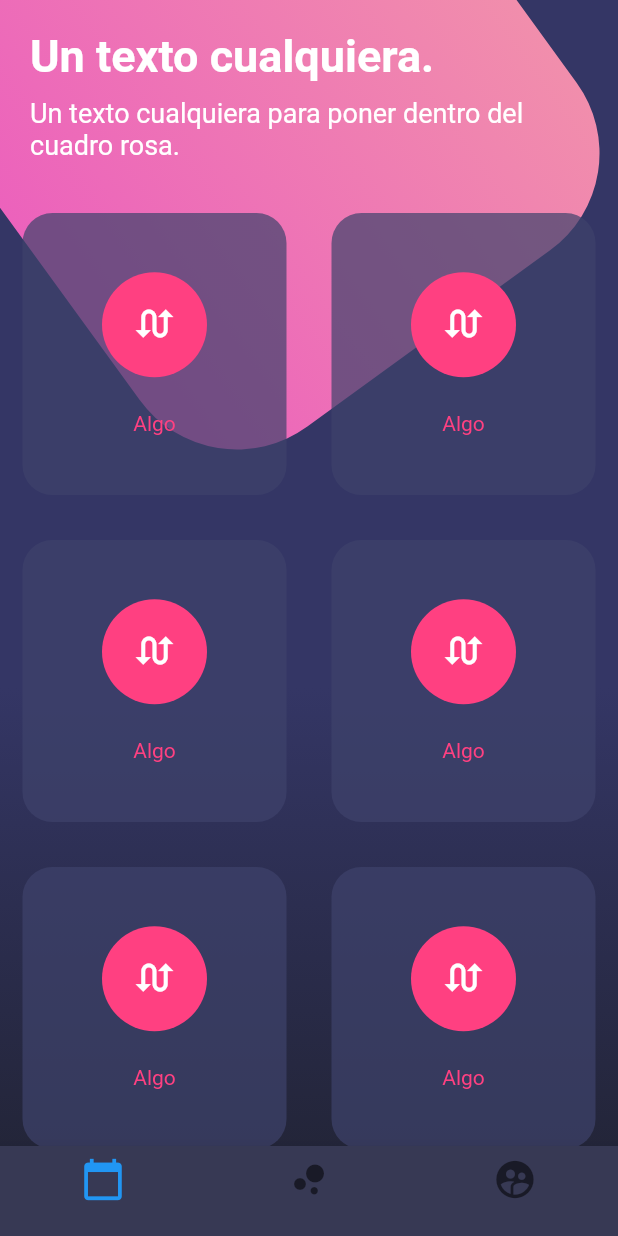
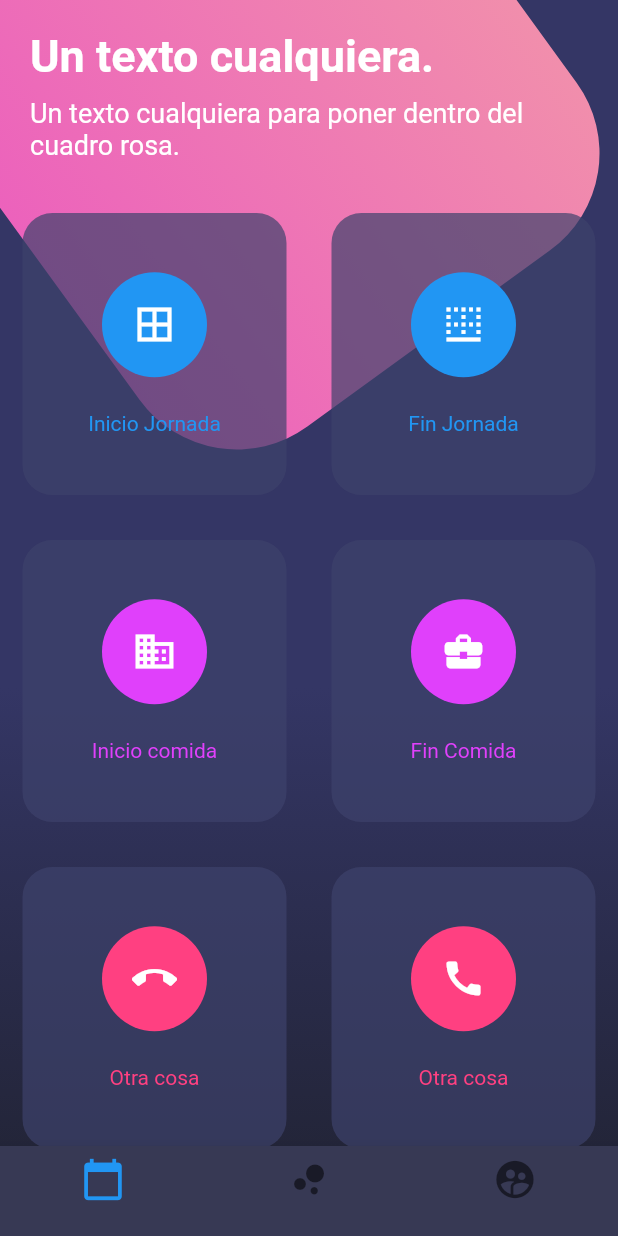
Before and after one commit to jalfonsosuarez/Flutter---disenos, a Flutter app: the screen it shows after launch, on a phone screen of 412 x 824 dp. Run offline on Flutter 3.47's test engine with Material 2 defaults, Android fonts, the phone set to English and light mode, and no system bars.

Commit message:
[141] Diseño compuesto (5)

```diff
--- a/lib/src/pages/botones_page.dart
+++ b/lib/src/pages/botones_page.dart
@@ -1,4 +1,5 @@
 import 'dart:math';
+import 'dart:ui';
 
 import 'package:flutter/material.dart';
 
@@ -131,32 +132,32 @@ class BotonesPage extends StatelessWidget {
       children: [
         TableRow(
           children: [
-             _crearBotonRedondeado(),
-             _crearBotonRedondeado(),
+             _crearBotonRedondeado( Colors.blue, Icons.border_all, 'Inicio Jornada' ),
+             _crearBotonRedondeado( Colors.blue, Icons.border_bottom, 'Fin Jornada' ),
           ]
         ),
         TableRow(
           children: [
-             _crearBotonRedondeado(),
-             _crearBotonRedondeado(),
+             _crearBotonRedondeado( Colors.purpleAccent, Icons.business, 'Inicio comida' ),
+             _crearBotonRedondeado( Colors.purpleAccent, Icons.business_center, 'Fin Comida' ),
           ]
         ),
         TableRow(
           children: [
-             _crearBotonRedondeado(),
-             _crearBotonRedondeado(),
+             _crearBotonRedondeado( Colors.pinkAccent, Icons.call_end, 'Otra cosa' ),
+             _crearBotonRedondeado( Colors.pinkAccent, Icons.call, 'Otra cosa' ),
           ]
         ),
         TableRow(
           children: [
-             _crearBotonRedondeado(),
-             _crearBotonRedondeado(),
+             _crearBotonRedondeado( Colors.redAccent, Icons.delete, 'Te borro' ),
+             _crearBotonRedondeado( Colors.redAccent, Icons.delete_forever, 'Te borro para siempre' ),
           ]
         ),
         TableRow(
           children: [
-             _crearBotonRedondeado(),
-             _crearBotonRedondeado(),
+             _crearBotonRedondeado( Colors.greenAccent, Icons.gps_fixed, 'Te localizo' ),
+             _crearBotonRedondeado( Colors.greenAccent, Icons.gps_off, 'No puedo' ),
           ]
         ),
       ],
@@ -164,9 +165,14 @@ class BotonesPage extends StatelessWidget {
     );
   }
 
-  Widget _crearBotonRedondeado() {
+  Widget _crearBotonRedondeado( Color color, IconData icono, String texto ) {
 
-    return Container(
+    return BackdropFilter(
+      filter: ImageFilter.blur(
+        sigmaX: 0.0,
+        sigmaY: 0.0
+      ),
+      child: Container(
         height: 188.0,
         margin: EdgeInsets.all(15.0),
         decoration: BoxDecoration(
@@ -178,13 +184,14 @@ class BotonesPage extends StatelessWidget {
           children: <Widget>[
             SizedBox(height: 5.0),
             CircleAvatar(
-            backgroundColor: Colors.pinkAccent,
+              backgroundColor: color,
               radius: 35.0,
-            child: Icon( Icons.swap_calls, color: Colors.white, size: 30.0,),
+              child: Icon( icono, color: Colors.white, size: 30.0,),
             ),
-          Text( 'Algo', style: TextStyle( color: Colors.pinkAccent ), ),
+            Text( texto, style: TextStyle( color: color ), ),
             SizedBox(height: 5.0),
           ],
+        ),
       ),
     );
 
```
Lines whose indentation alone changed are shown as unchanged.
